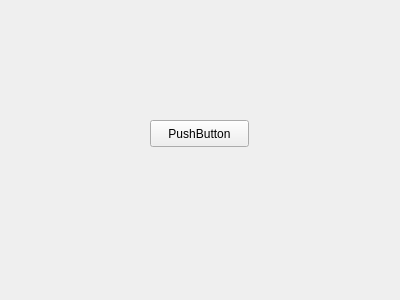
Old version of the form OS-monitor/form1.ui in the repository grimcake/OS-monitor.
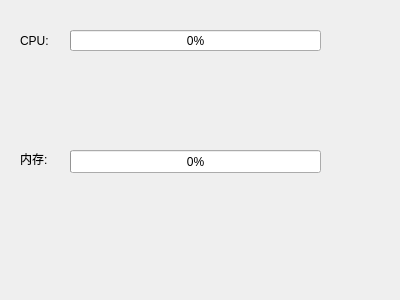
New version of the form.

What changed in the file:
```diff
--- a/OS-monitor/form1.ui
+++ b/OS-monitor/form1.ui
@@ -13,17 +13,56 @@
   <property name="windowTitle">
    <string>Form</string>
   </property>
-  <widget class="QPushButton" name="pushButton">
+  <widget class="QProgressBar" name="progressBar">
    <property name="geometry">
     <rect>
-     <x>150</x>
-     <y>120</y>
-     <width>99</width>
-     <height>27</height>
+     <x>70</x>
+     <y>30</y>
+     <width>251</width>
+     <height>21</height>
     </rect>
    </property>
+   <property name="value">
+    <number>0</number>
+   </property>
+  </widget>
+  <widget class="QLabel" name="label">
+   <property name="geometry">
+    <rect>
+     <x>20</x>
+     <y>30</y>
+     <width>41</width>
+     <height>21</height>
+    </rect>
+   </property>
    <property name="text">
-    <string>PushButton</string>
+    <string>CPU:</string>
+   </property>
+  </widget>
+  <widget class="QLabel" name="label_2">
+   <property name="geometry">
+    <rect>
+     <x>20</x>
+     <y>150</y>
+     <width>41</width>
+     <height>17</height>
+    </rect>
+   </property>
+   <property name="text">
+    <string>内存:</string>
+   </property>
+  </widget>
+  <widget class="QProgressBar" name="progressBar_2">
+   <property name="geometry">
+    <rect>
+     <x>70</x>
+     <y>150</y>
+     <width>251</width>
+     <height>23</height>
+    </rect>
+   </property>
+   <property name="value">
+    <number>0</number>
    </property>
   </widget>
  </widget>
```
